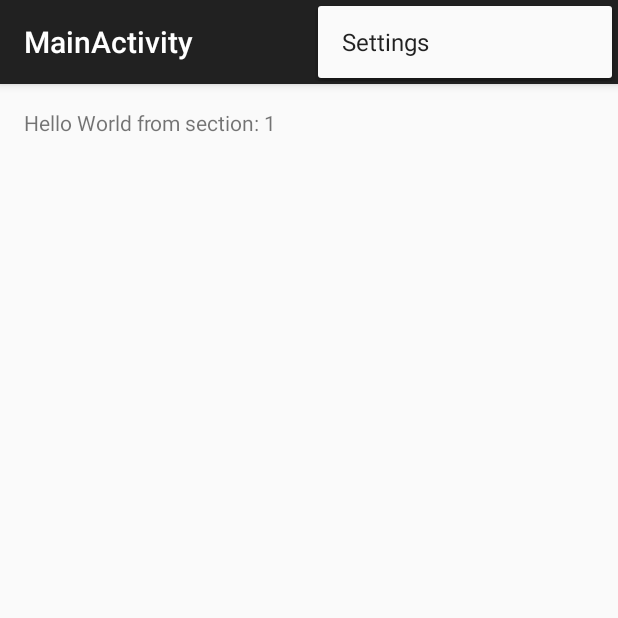
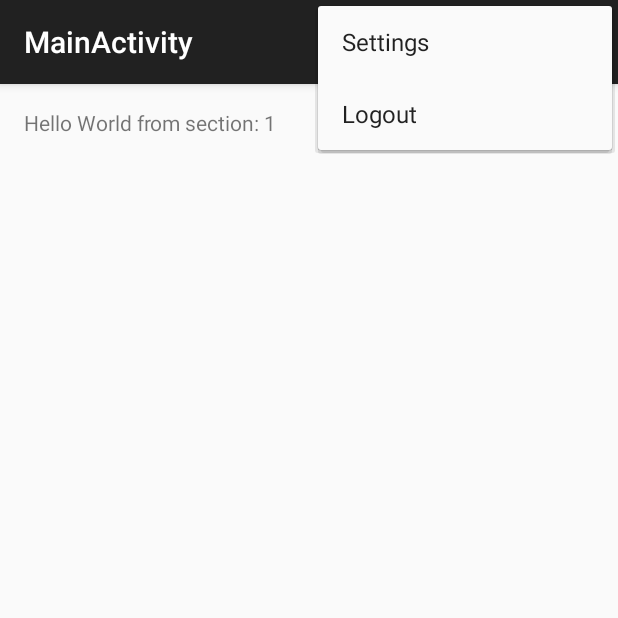
Before and after one commit to hirro/m-worktajm, an Android app: the MainActivity screen opened directly, with no data from a screen before it, with the options menu open, on a phone screen of 412 x 824 dp, the top half of it. Run offline under Robolectric (Android 15) with nearby library versions, the phone set to English and light mode, and no system bars.

Commit message:
no message

```diff
--- a/android/app/src/main/java/com/arnellconsulting/worktajm/MainActivity.java
+++ b/android/app/src/main/java/com/arnellconsulting/worktajm/MainActivity.java
@@ -1,6 +1,7 @@
 package com.arnellconsulting.worktajm;
 
 
+import android.content.Intent;
 import android.support.v7.app.ActionBarActivity;
 import android.support.v7.app.ActionBar;
 import android.support.v4.app.FragmentTransaction;
@@ -67,6 +68,10 @@
 
         //noinspection SimplifiableIfStatement
         if (id == R.id.action_settings) {
+            return true;
+        } if (id == R.id.action_logout) {
+            Intent logoutIntent = new Intent(this, LoginActivity.class);
+            startActivity(logoutIntent);
             return true;
         }
 
--- a/android/app/src/main/res/menu/menu_main.xml
+++ b/android/app/src/main/res/menu/menu_main.xml
@@ -4,4 +4,6 @@
     tools:context="com.arnellconsulting.worktajm.MainActivity">
     <item android:id="@+id/action_settings" android:title="@string/action_settings"
         android:orderInCategory="100" app:showAsAction="never" />
+    <item android:id="@+id/action_logout" android:title="@string/action_logout"
+          android:orderInCategory="100" app:showAsAction="never" />
 </menu>
--- a/android/app/src/main/res/values/strings.xml
+++ b/android/app/src/main/res/values/strings.xml
@@ -74,6 +74,8 @@
     <string name="pref_title_vibrate">Vibrate</string>
     <string name="title_activity_main">MainActivity</string>
     <string name="action_settings">Settings</string>
+    <string name="action_logout">Logout</string>
+
     <string name="section_format">Hello World from section: %1$d</string>
     <string name="appwidget_text">EXAMPLE</string>
     <string name="configure">Configure</string>
```
Also changed, not shown: 2 other files.
